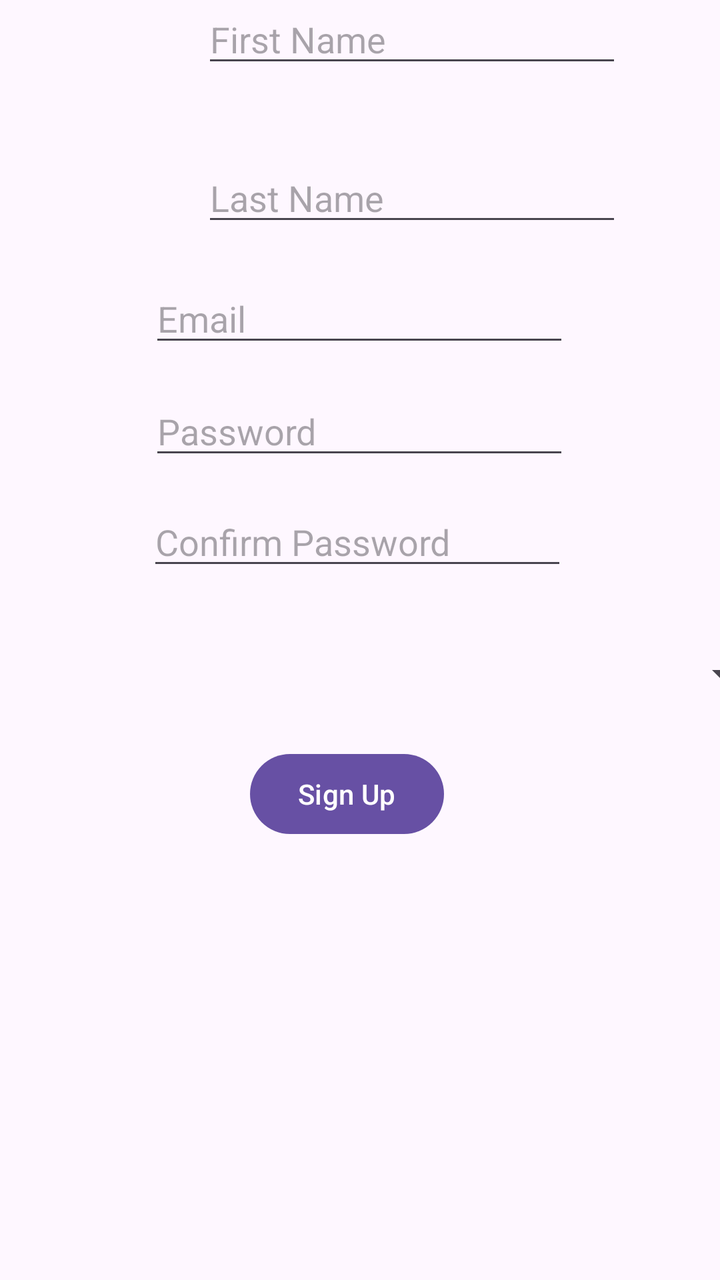
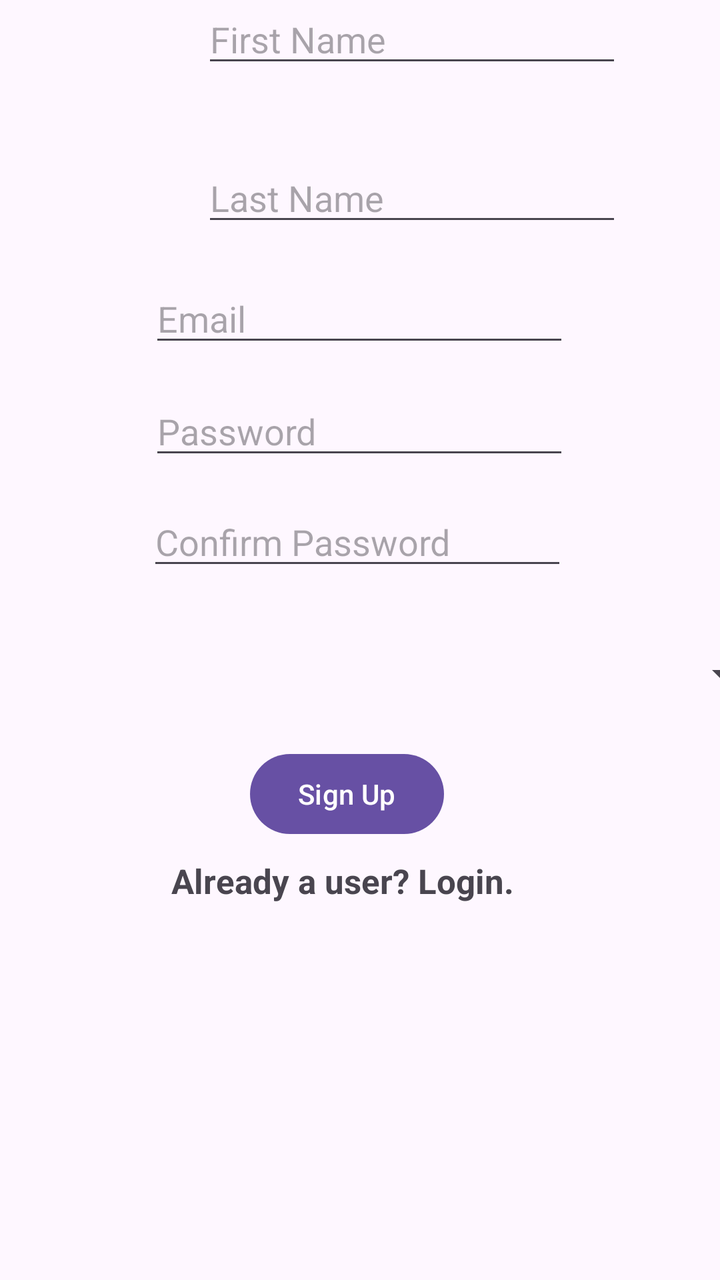

An Android layout rendered at two revisions. The XML below is the earlier revision; the diff shows what the commit changed to produce the second picture.
<!-- AndroidManifest.xml: application theme Theme.Group14_ProjectIteration1_QuickCash -->
<!-- res/layout/activity_main.xml -->
<?xml version="1.0" encoding="utf-8"?>
<androidx.constraintlayout.widget.ConstraintLayout xmlns:android="http://schemas.android.com/apk/res/android"
    xmlns:app="http://schemas.android.com/apk/res-auto"
    xmlns:tools="http://schemas.android.com/tools"
    android:id="@+id/main"
    android:layout_width="match_parent"
    android:layout_height="match_parent"
    tools:context=".view.MainActivity">

    <EditText
        android:id="@+id/editTextText"
        android:layout_width="wrap_content"
        android:layout_height="wrap_content"
        android:layout_marginStart="101dp"
        android:layout_marginTop="42dp"
        android:layout_marginEnd="101dp"
        android:layout_marginBottom="19dp"
        android:ems="10"
        android:hint="First Name"
        android:inputType="text"
        app:layout_constraintBottom_toTopOf="@+id/editTextText2"
        app:layout_constraintEnd_toEndOf="parent"
        app:layout_constraintHorizontal_bias="0.0"
        app:layout_constraintStart_toStartOf="parent"
        app:layout_constraintTop_toTopOf="parent" />

    <EditText
        android:id="@+id/editTextText2"
        android:layout_width="wrap_content"
        android:layout_height="wrap_content"
        android:layout_marginStart="101dp"
        android:layout_marginTop="19dp"
        android:layout_marginEnd="101dp"
        android:layout_marginBottom="14dp"
        android:ems="10"
        android:hint="Last Name"
        android:inputType="text"
        app:layout_constraintBottom_toTopOf="@+id/editTextText3"
        app:layout_constraintEnd_toEndOf="parent"
        app:layout_constraintHorizontal_bias="0.0"
        app:layout_constraintStart_toStartOf="parent"
        app:layout_constraintTop_toBottomOf="@+id/editTextText" />

    <EditText
        android:id="@+id/editTextText3"
        android:layout_width="wrap_content"
        android:layout_height="wrap_content"
        android:layout_marginStart="100dp"
        android:layout_marginTop="5dp"
        android:layout_marginEnd="101dp"
        android:layout_marginBottom="11dp"
        android:ems="10"
        android:hint="Email"
        android:inputType="text"
        app:layout_constraintBottom_toTopOf="@+id/editTextText4"
        app:layout_constraintEnd_toEndOf="parent"
        app:layout_constraintStart_toStartOf="parent"
        app:layout_constraintTop_toBottomOf="@+id/editTextText2" />

    <EditText
        android:id="@+id/editTextText4"
        android:layout_width="wrap_content"
        android:layout_height="wrap_content"
        android:layout_marginStart="100dp"
        android:layout_marginTop="4dp"
        android:layout_marginEnd="101dp"
        android:layout_marginBottom="10dp"
        android:ems="10"
        android:hint="Password"
        android:inputType="text"
        app:layout_constraintBottom_toTopOf="@+id/editTextText5"
        app:layout_constraintEnd_toEndOf="parent"
        app:layout_constraintStart_toStartOf="parent"
        app:layout_constraintTop_toBottomOf="@+id/editTextText3" />

    <EditText
        android:id="@+id/editTextText5"
        android:layout_width="wrap_content"
        android:layout_height="wrap_content"
        android:layout_marginStart="99dp"
        android:layout_marginTop="4dp"
        android:layout_marginEnd="102dp"
        android:layout_marginBottom="20dp"
        android:ems="10"
        android:hint="Confirm Password"
        android:inputType="text"
        app:layout_constraintBottom_toTopOf="@+id/spinner"
        app:layout_constraintEnd_toEndOf="parent"
        app:layout_constraintStart_toStartOf="parent"
        app:layout_constraintTop_toBottomOf="@+id/editTextText4" />

    <Spinner
        android:id="@+id/spinner"
        android:layout_width="409dp"
        android:layout_height="wrap_content"
        android:layout_marginStart="1dp"
        android:layout_marginTop="15dp"
        android:layout_marginEnd="1dp"
        android:layout_marginBottom="17dp"
        app:layout_constraintBottom_toTopOf="@+id/button"
        app:layout_constraintEnd_toEndOf="parent"
        app:layout_constraintStart_toStartOf="parent"
        app:layout_constraintTop_toBottomOf="@+id/editTextText5" />

    <Button
        android:id="@+id/button"
        android:layout_width="wrap_content"
        android:layout_height="wrap_content"
        android:layout_marginStart="154dp"
        android:layout_marginTop="7dp"
        android:layout_marginEnd="167dp"
        android:layout_marginBottom="264dp"
        android:text="Sign Up"
        app:layout_constraintBottom_toBottomOf="parent"
        app:layout_constraintEnd_toEndOf="parent"
        app:layout_constraintStart_toStartOf="parent"
        app:layout_constraintTop_toBottomOf="@+id/spinner" />
</androidx.constraintlayout.widget.ConstraintLayout>
<!-- resources referenced by this layout -->
<resources>
  <style name="Theme.Group14_ProjectIteration1_QuickCash" parent="Base.Theme.Group14_ProjectIteration1_QuickCash" />
  <style name="Base.Theme.Group14_ProjectIteration1_QuickCash" parent="Theme.Material3.DayNight.NoActionBar">
          
          
      </style>
</resources>

<!-- the commit's change to res/layout/activity_main.xml (unified diff, before → after) -->
@@ -115,4 +115,22 @@
         app:layout_constraintEnd_toEndOf="parent"
         app:layout_constraintStart_toStartOf="parent"
         app:layout_constraintTop_toBottomOf="@+id/spinner" />
+
+    <TextView
+        android:id="@+id/loginPageLink"
+        android:layout_width="188dp"
+        android:layout_height="31dp"
+        android:layout_marginStart="111dp"
+        android:layout_marginTop="26dp"
+        android:layout_marginEnd="112dp"
+        android:layout_marginBottom="198dp"
+        android:clickable="true"
+        android:focusable="true"
+        android:text="Already a user? Login."
+        android:textStyle="bold"
+        android:textSize="17sp"
+        app:layout_constraintBottom_toBottomOf="parent"
+        app:layout_constraintEnd_toEndOf="parent"
+        app:layout_constraintStart_toStartOf="parent"
+        app:layout_constraintTop_toBottomOf="@+id/button" />
 </androidx.constraintlayout.widget.ConstraintLayout>
